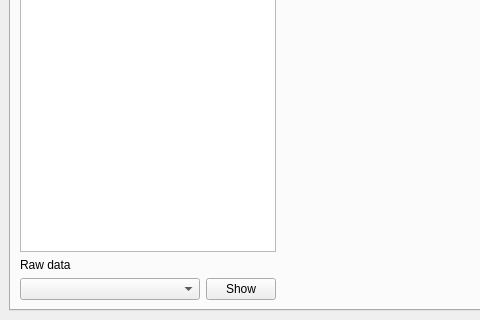
This is ProfilerWindow.ui in hdinkelbach/ANNarchyProfiler as Qt 5 draws it before an edit; both pictures show x 0 to 480 and y 280 to 600 of the 787 by 600 pixel window. The edited form follows.
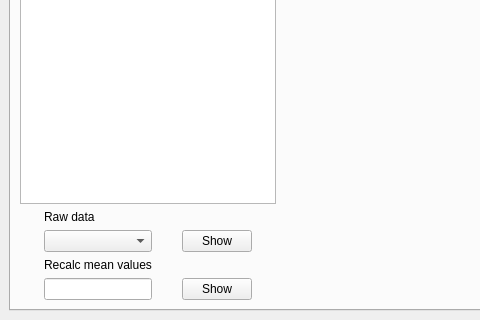
This is the edited form. Custom widgets are drawn as their Qt base class.

Commit message: - Add: Possibility to recalc mean values from raw_data with factor for std value multiplikation

The edit to the form file:
```diff
--- a/ProfilerWindow.ui
+++ b/ProfilerWindow.ui
@@ -141,6 +141,48 @@
               </property>
              </widget>
             </item>
+            <item row="2" column="0">
+             <widget class="QLabel" name="lblRecalc">
+              <property name="text">
+               <string>Recalc mean values</string>
+              </property>
+             </widget>
+            </item>
+            <item row="3" column="0">
+             <widget class="QLineEdit" name="txtFactor">
+              <property name="sizePolicy">
+               <sizepolicy hsizetype="Fixed" vsizetype="Fixed">
+                <horstretch>0</horstretch>
+                <verstretch>0</verstretch>
+               </sizepolicy>
+              </property>
+              <property name="maximumSize">
+               <size>
+                <width>16777215</width>
+                <height>16777215</height>
+               </size>
+              </property>
+             </widget>
+            </item>
+            <item row="3" column="1">
+             <widget class="QPushButton" name="btnRecalc">
+              <property name="sizePolicy">
+               <sizepolicy hsizetype="Maximum" vsizetype="Fixed">
+                <horstretch>0</horstretch>
+                <verstretch>0</verstretch>
+               </sizepolicy>
+              </property>
+              <property name="maximumSize">
+               <size>
+                <width>70</width>
+                <height>16777215</height>
+               </size>
+              </property>
+              <property name="text">
+               <string>Show</string>
+              </property>
+             </widget>
+            </item>
            </layout>
           </item>
          </layout>
```
Left out of the diff: 2 changed lines with no effect on the pictures. The commit also changes 2 other files.
